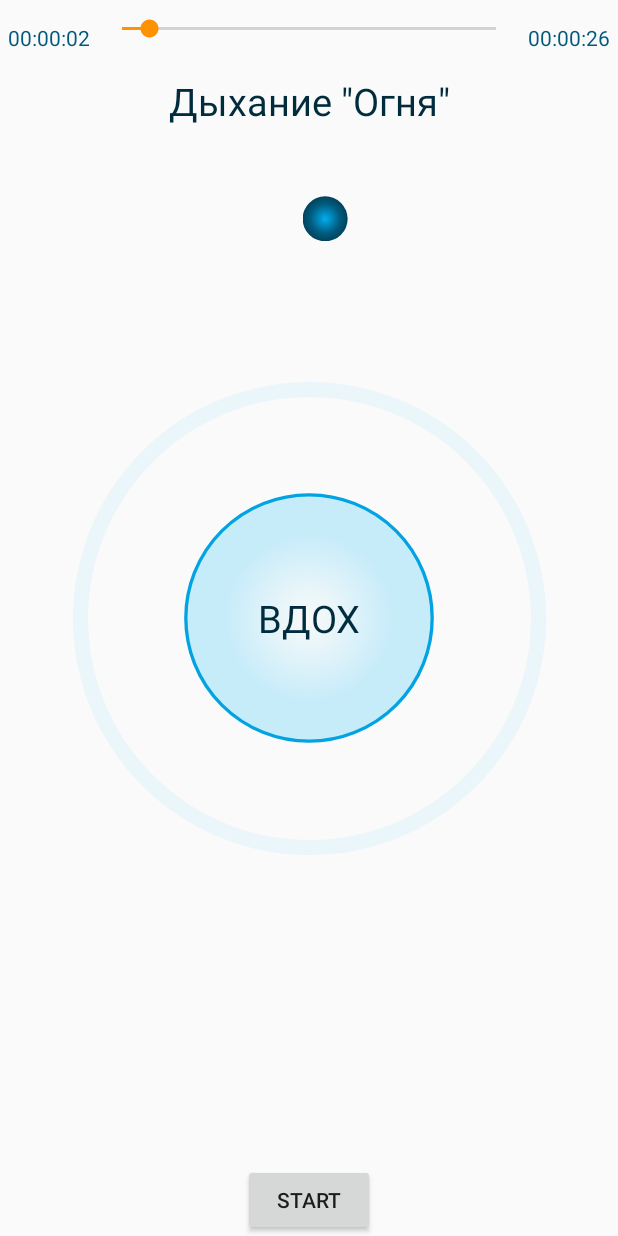
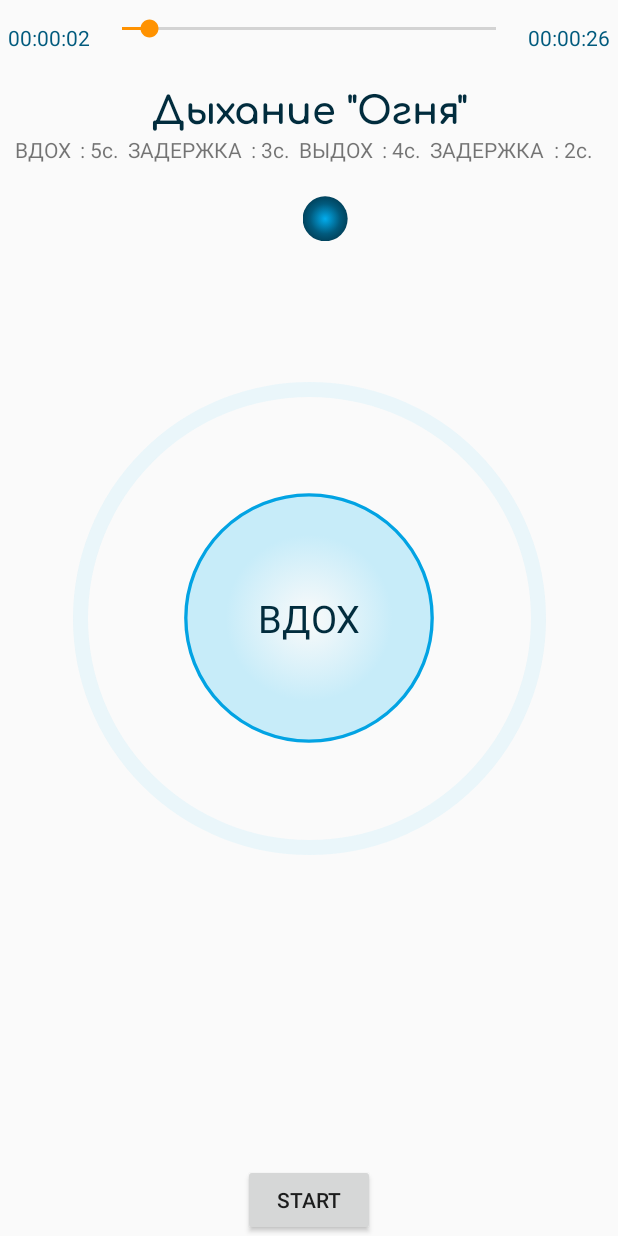
Before and after one commit to PomperStomper/LiveAndHealth, an Android app: the BreathActivity screen opened directly, with no data from a screen before it, after a tap on "START", on a phone screen of 412 x 824 dp. Run offline under Robolectric (Android 15) with nearby library versions, the light colour scheme and no system bars.

Commit message:
добавлен класс ScreenDialog

```diff
--- a/app/src/main/java/ru/pankratov/trofimov/liveandhealth/BreathActivity.kt
+++ b/app/src/main/java/ru/pankratov/trofimov/liveandhealth/BreathActivity.kt
@@ -1,6 +1,7 @@
 package ru.pankratov.trofimov.liveandhealth
 
 import android.annotation.SuppressLint
+import android.graphics.Typeface
 import androidx.appcompat.app.AppCompatActivity
 import android.os.Bundle
 import android.os.CountDownTimer
@@ -10,12 +11,19 @@ import android.widget.Button
 import android.widget.ImageView
 import android.widget.SeekBar
 import android.widget.TextView
+import ru.pankratov.trofimov.liveandhealth.MainActivity.MainObject.SCREENDIALOG_BODY_TAG
+import ru.pankratov.trofimov.liveandhealth.MainActivity.MainObject.SCREENDIALOG_TITLE_TAG
 import ru.pankratov.trofimov.liveandhealth.controls.CircularRotateAnimation
+import ru.pankratov.trofimov.liveandhealth.dialogs.ScreenDialog
 
 class BreathActivity : AppCompatActivity() {
 
     private lateinit var mTextNameBreath: TextView
     private lateinit var mTextBreath: TextView
+    private lateinit var mNumberInhale: TextView
+    private lateinit var mNumberDelay1: TextView
+    private lateinit var mNumberExhalation: TextView
+    private lateinit var mNumberDelay2: TextView
 
     private lateinit var mSlider: ImageView
     private lateinit var mRastish: ImageView
@@ -30,15 +38,16 @@ class BreathActivity : AppCompatActivity() {
     var inhale = false
     var exhalation = false
 
-    val quantity = 2
-    val TIME_INHALE: Long = 5000
-    val TIME_DELAY_1: Long = 3000
-    val TIME_EXHALATION: Long = 4000
-    val TIME_DELAY_2: Long = 2000
-    val TIME_BREATH: Long = TIME_INHALE + TIME_DELAY_1 + TIME_EXHALATION + TIME_DELAY_2
-    val TIME_EXERCISE: Long = TIME_BREATH * quantity
-    var TIME_CURRENT = 0
+    val quantity = 2                        // кол-во повторений
+    val TIME_INHALE: Long = 5000            // время вдоха
+    val TIME_DELAY_1: Long = 3000           // время 1 задержки
+    val TIME_EXHALATION: Long = 4000        // время выдоха
+    val TIME_DELAY_2: Long = 2000           // время 2 задежки
+    val TIME_BREATH: Long = TIME_INHALE + TIME_DELAY_1 + TIME_EXHALATION + TIME_DELAY_2 // время одного цикла
+    val TIME_EXERCISE: Long = TIME_BREATH * quantity    // общее время упражнения
+    var TIME_CURRENT = 0                    // сколько прошло от общего времени
 
+    @SuppressLint("SetTextI18n")
     override fun onCreate(savedInstanceState: Bundle?) {
         super.onCreate(savedInstanceState)
         supportActionBar?.hide()
@@ -53,6 +62,10 @@ class BreathActivity : AppCompatActivity() {
 
         mTextNameBreath = findViewById(R.id.text_name_exercise_breath)
         mTextBreath = findViewById(R.id.text_breath)
+        mNumberInhale = findViewById(R.id.number_inhale_breath)
+        mNumberDelay1 = findViewById(R.id.number_delay_1_breath)
+        mNumberExhalation = findViewById(R.id.number_exhalation_breath)
+        mNumberDelay2 = findViewById(R.id.number_delay_2_breath)
         mBtnStart = findViewById(R.id.button_start_breath)
         seekBar = findViewById(R.id.seekBar_breath)
         mTotalTime = findViewById(R.id.totalTime_breath)
@@ -64,55 +77,66 @@ class BreathActivity : AppCompatActivity() {
         mTotalTime.text = getTimeString(TIME_EXERCISE)
         // устанавливанем название
         mTextNameBreath.text = listName[index]
+        // показываем интервалы
+        mNumberInhale.text = ": " + (TIME_INHALE / 1000).toString() + "с."
+        mNumberDelay1.text = ": " + (TIME_DELAY_1 / 1000).toString() + "с."
+        mNumberExhalation.text = ": " + (TIME_EXHALATION / 1000).toString() + "с."
+        mNumberDelay2.text = ": " + (TIME_DELAY_2 / 1000).toString() + "с."
         // скрываем бегунок
         mSlider.visibility = View.GONE
+        // + фирменный шрифт
+        val fontApp = Typeface.createFromAsset(assets, "Comfortaa-Bold.ttf")
+        mTextNameBreath.typeface = fontApp
 
-        // Добавляем анимацию
+        // Добавляем анимацию вращения
         animationSlider = CircularRotateAnimation(mSlider, 400F)
         animationSlider?.duration = TIME_BREATH
         animationSlider?.repeatCount = TIME_EXERCISE.toInt() / 1000
 
         mBtnStart.setOnClickListener {
-            startExerciseTimer()
-            mSlider.startAnimation(animationSlider)
-            mSlider.visibility = View.VISIBLE
-            mBtnStart.isClickable = false
+            start()
         }
 
+        screenDialog("Это диалог", "здесь будет текст сообщения")
 
+    }
+    fun start() {
+        startExerciseTimer()
+        mSlider.startAnimation(animationSlider)
+        mSlider.visibility = View.VISIBLE
+        mBtnStart.isClickable = false
     }
 
     private fun startExerciseTimer() {
-        var before = 0
+        var interval = 0
         countDownTimer = object : CountDownTimer(TIME_EXERCISE, 1000) {
             @SuppressLint("ResourceAsColor")
             override fun onTick(millis: Long) {
                 // обновляем время на общих часах и положение бегунка
                 seekBarAndTimeExerciseUpdate()
-
-                if (before < TIME_INHALE / 1000) {
+                // находим интервалы и обрабатываем
+                if (interval < TIME_INHALE / 1000) {
                     mTextBreath.text = getString(R.string.text_inhale)
                     if (inhale) mRastish.animate().scaleX(2.7f).scaleY(2.7f).duration = TIME_INHALE
                     inhale = false
                 }
-                if (before >= TIME_INHALE / 1000) {
+                if (interval >= TIME_INHALE / 1000) {
                     mTextBreath.text = getString(R.string.text_delay)
                 }
-                if (before >= TIME_INHALE / 1000 + TIME_DELAY_1 / 1000) {
+                if (interval >= TIME_INHALE / 1000 + TIME_DELAY_1 / 1000) {
                     mTextBreath.text = getString(R.string.text_exhalation)
                     if (exhalation) mRastish.animate().scaleX(1f).scaleY(1f).duration = TIME_EXHALATION
                     exhalation =false
                 }
-                if (before >= TIME_INHALE / 1000 + TIME_DELAY_1 / 1000 + TIME_EXHALATION / 1000) {
+                if (interval >= TIME_INHALE / 1000 + TIME_DELAY_1 / 1000 + TIME_EXHALATION / 1000) {
                     mTextBreath.text = getString(R.string.text_delay)
                 }
 
-                before += 1
+                interval += 1
                 TIME_CURRENT += 1000
-//                Log.d("123","прошло $before")
 
-                if (before == (TIME_BREATH / 1000).toInt()) {
-                    before = 0
+                if (interval == (TIME_BREATH / 1000).toInt()) {
+                    interval = 0
                     inhale = true
                     exhalation = true
                 }
@@ -120,6 +144,7 @@ class BreathActivity : AppCompatActivity() {
             }
             override fun onFinish() {
                 stopAll()
+                screenDialog("Это диалог", "Конец")
             }
         }
         (countDownTimer as CountDownTimer).start()
@@ -153,6 +178,20 @@ class BreathActivity : AppCompatActivity() {
         mSlider.visibility = View.GONE
     }
 
+    private fun screenDialog(title: String, body: String) {
+        try {
+            val bundle = Bundle()
+            bundle.putString(SCREENDIALOG_TITLE_TAG, title)
+            bundle.putString(SCREENDIALOG_BODY_TAG, body)
+            val dialog = ScreenDialog()
+            dialog.arguments = bundle
+            val manager = supportFragmentManager
+            dialog.show(manager, "ScreenDialog")
+        } catch (e: IllegalStateException) {
+            e.printStackTrace()
+        }
+    }
+
     // отображение времени
     private fun getTimeString(millis: Long): String {
         val buf = StringBuffer()
--- a/app/src/main/java/ru/pankratov/trofimov/liveandhealth/MeditationActivity.kt
+++ b/app/src/main/java/ru/pankratov/trofimov/liveandhealth/MeditationActivity.kt
@@ -14,9 +14,6 @@ import android.widget.SeekBar
 import android.widget.TextView
 import android.widget.Toast
 import com.squareup.picasso.Picasso
-import ru.pankratov.trofimov.liveandhealth.MainActivity.MainObject.WORKOUT_LINK_AUDIO_MEDITATION_TAG
-import ru.pankratov.trofimov.liveandhealth.MainActivity.MainObject.WORKOUT_LINK_IMAGE_MEDITATION_TAG
-import ru.pankratov.trofimov.liveandhealth.MainActivity.MainObject.WORKOUT_NAME_TAG
 import ru.pankratov.trofimov.liveandhealth.MainActivity.MainObject.WORKOUT_TAG
 import java.io.IOException
 
--- a/app/src/main/java/ru/pankratov/trofimov/liveandhealth/WorkoutActivity.kt
+++ b/app/src/main/java/ru/pankratov/trofimov/liveandhealth/WorkoutActivity.kt
@@ -10,9 +10,6 @@ import android.widget.TextView
 import androidx.appcompat.app.AppCompatActivity
 import ru.pankratov.trofimov.liveandhealth.MainActivity.MainObject.DRAWABLE_LIST_IMAGE_MAIN
 import ru.pankratov.trofimov.liveandhealth.MainActivity.MainObject.MAIN_TAG
-import ru.pankratov.trofimov.liveandhealth.MainActivity.MainObject.WORKOUT_LINK_AUDIO_MEDITATION_TAG
-import ru.pankratov.trofimov.liveandhealth.MainActivity.MainObject.WORKOUT_LINK_IMAGE_MEDITATION_TAG
-import ru.pankratov.trofimov.liveandhealth.MainActivity.MainObject.WORKOUT_NAME_TAG
 import ru.pankratov.trofimov.liveandhealth.MainActivity.MainObject.WORKOUT_TAG
 import ru.pankratov.trofimov.liveandhealth.adapters.ListWorkoutAdapter
 import ru.pankratov.trofimov.liveandhealth.models.ListMeditation
@@ -55,7 +52,7 @@ class WorkoutActivity : AppCompatActivity() {
         val n = 0 // прокручиваем до начала
         mListWourkout.smoothScrollToPosition(n)
         // адаптер
-        val mAdapter = ListWorkoutAdapter(workoutlist, this, assets)
+        val mAdapter = ListWorkoutAdapter(workoutlist, this)
         mListWourkout.adapter = mAdapter
         // нажатие на список
         mListWourkout.onItemClickListener = AdapterView.OnItemClickListener { _, _, i, _ ->
--- /dev/null
+++ b/app/src/main/java/ru/pankratov/trofimov/liveandhealth/dialogs/ScreenDialog.kt
@@ -0,0 +1,56 @@
+package ru.pankratov.trofimov.liveandhealth.dialogs
+
+import android.annotation.SuppressLint
+import android.content.res.AssetManager
+import android.graphics.Typeface
+import android.os.Bundle
+import android.view.LayoutInflater
+import android.view.View
+import android.view.ViewGroup
+import android.view.Window
+import android.widget.TextView
+import androidx.cardview.widget.CardView
+import androidx.fragment.app.DialogFragment
+import ru.pankratov.trofimov.liveandhealth.MainActivity.MainObject.SCREENDIALOG_BODY_TAG
+import ru.pankratov.trofimov.liveandhealth.MainActivity.MainObject.SCREENDIALOG_TITLE_TAG
+import ru.pankratov.trofimov.liveandhealth.R
+
+class ScreenDialog : DialogFragment() {
+
+    override fun onStart() {
+        super.onStart()
+        val window = dialog!!.window
+        window!!.setBackgroundDrawableResource(android.R.color.transparent)
+    }
+
+    @SuppressLint("SetTextI18n")
+    override fun onCreateView(
+        inflater: LayoutInflater, container: ViewGroup?,
+        savedInstanceState: Bundle?
+    ): View? {
+        val view: View = inflater.inflate(R.layout.screen_dialog_layout, container)
+        dialog!!.window!!.requestFeature(Window.FEATURE_NO_TITLE)
+
+        val args = arguments
+        val title: String = if (args?.getString(SCREENDIALOG_TITLE_TAG) != null) args.getString(SCREENDIALOG_TITLE_TAG)!!
+        else getString(R.string.app_name)
+        val body: String = if (args?.getString(SCREENDIALOG_BODY_TAG) != null) args.getString(SCREENDIALOG_BODY_TAG)!!
+        else getString(R.string.text_chtotoposhlonetak)
+
+        val textTitle = view.findViewById<View>(R.id.text_screendialog_title) as TextView
+        val textBody = view.findViewById<View>(R.id.text_screendilog_body) as TextView
+        val layout = view.findViewById<View>(R.id.layout_screen_dialog) as CardView
+        // + фирменный шрифт
+        val fontApp = Typeface.createFromAsset(context?.assets, "Comfortaa-Bold.ttf")
+        textTitle.typeface = fontApp
+        textBody.typeface = fontApp
+
+        textTitle.text = title
+        textBody.text = body
+
+        layout.setOnClickListener {
+            dismiss()
+        }
+        return view
+    }
+}
--- a/app/src/main/java/ru/pankratov/trofimov/liveandhealth/fragments/HomeFragment.kt
+++ b/app/src/main/java/ru/pankratov/trofimov/liveandhealth/fragments/HomeFragment.kt
@@ -47,8 +47,7 @@ class HomeFragment : Fragment() {
         mlistMain.smoothScrollToPosition(n)
         // адаптер
         val cont = requireActivity().baseContext
-        val asset = requireActivity().assets
-        val mAdapter = ListMainAdapter(workoutFragmentlist, cont, asset)
+        val mAdapter = ListMainAdapter(workoutFragmentlist, cont)
         mlistMain.adapter = mAdapter
 
         // нажатие на список
--- a/app/src/main/res/layout/activity_breath.xml
+++ b/app/src/main/res/layout/activity_breath.xml
@@ -5,6 +5,68 @@
     android:layout_width="match_parent"
     android:layout_height="match_parent"
     tools:context=".BreathActivity">
+
+    <LinearLayout
+        android:layout_width="match_parent"
+        android:layout_height="wrap_content"
+        android:orientation="horizontal"
+        android:layout_marginHorizontal="10dp"
+        app:layout_constraintEnd_toEndOf="parent"
+        app:layout_constraintStart_toStartOf="parent"
+        app:layout_constraintTop_toBottomOf="@+id/text_name_exercise_breath">
+
+        <TextView
+            android:layout_width="wrap_content"
+            android:layout_height="wrap_content"
+            android:layout_weight="1"
+            android:text="@string/text_inhale" />
+
+        <TextView
+            android:id="@+id/number_inhale_breath"
+            android:layout_width="wrap_content"
+            android:layout_height="wrap_content"
+            android:layout_weight="1"
+            android:text="0" />
+
+        <TextView
+            android:layout_width="wrap_content"
+            android:layout_height="wrap_content"
+            android:layout_weight="1"
+            android:text="@string/text_delay" />
+
+        <TextView
+            android:id="@+id/number_delay_1_breath"
+            android:layout_width="wrap_content"
+            android:layout_height="wrap_content"
+            android:layout_weight="1"
+            android:text="0" />
+
+        <TextView
+            android:layout_width="wrap_content"
+            android:layout_height="wrap_content"
+            android:layout_weight="1"
+            android:text="@string/text_exhalation" />
+
+        <TextView
+            android:id="@+id/number_exhalation_breath"
+            android:layout_width="wrap_content"
+            android:layout_height="wrap_content"
+            android:layout_weight="1"
+            android:text="0" />
+
+        <TextView
+            android:layout_width="wrap_content"
+            android:layout_height="wrap_content"
+            android:layout_weight="1"
+            android:text="@string/text_delay" />
+
+        <TextView
+            android:id="@+id/number_delay_2_breath"
+            android:layout_width="wrap_content"
+            android:layout_height="wrap_content"
+            android:layout_weight="1"
+            android:text="0" />
+    </LinearLayout>
 
     <ImageView
         android:id="@+id/trajectory_breath"
@@ -95,6 +157,7 @@
         android:layout_width="wrap_content"
         android:layout_height="wrap_content"
         android:text="TextView"
+        android:gravity="center"
         android:layout_marginTop="10dp"
         android:layout_marginHorizontal="10dp"
         android:textColor="@color/black"
--- a/app/src/main/res/values/strings.xml
+++ b/app/src/main/res/values/strings.xml
@@ -29,6 +29,7 @@
     <string name="play">Играть</string>
     <string name="fw">Вперед</string>
     <string name="_00_00_00">00:00:00</string>
+    <string name="text_chtotoposhlonetak">Что-то пошло не так</string>
 
 
 // ЗРЕНИЕ
```
Also changed, not shown: app/src/main/java/ru/pankratov/trofimov/liveandhealth/MainActivity.kt (+3 -4 lines), app/src/main/java/ru/pankratov/trofimov/liveandhealth/adapters/ListMainAdapter.kt (+3 -5 lines), app/src/main/java/ru/pankratov/trofimov/liveandhealth/adapters/ListWorkoutAdapter.kt (+3 -5 lines), app/src/main/res/layout/screen_dialog_layout.xml (added, +48 -0 lines).
